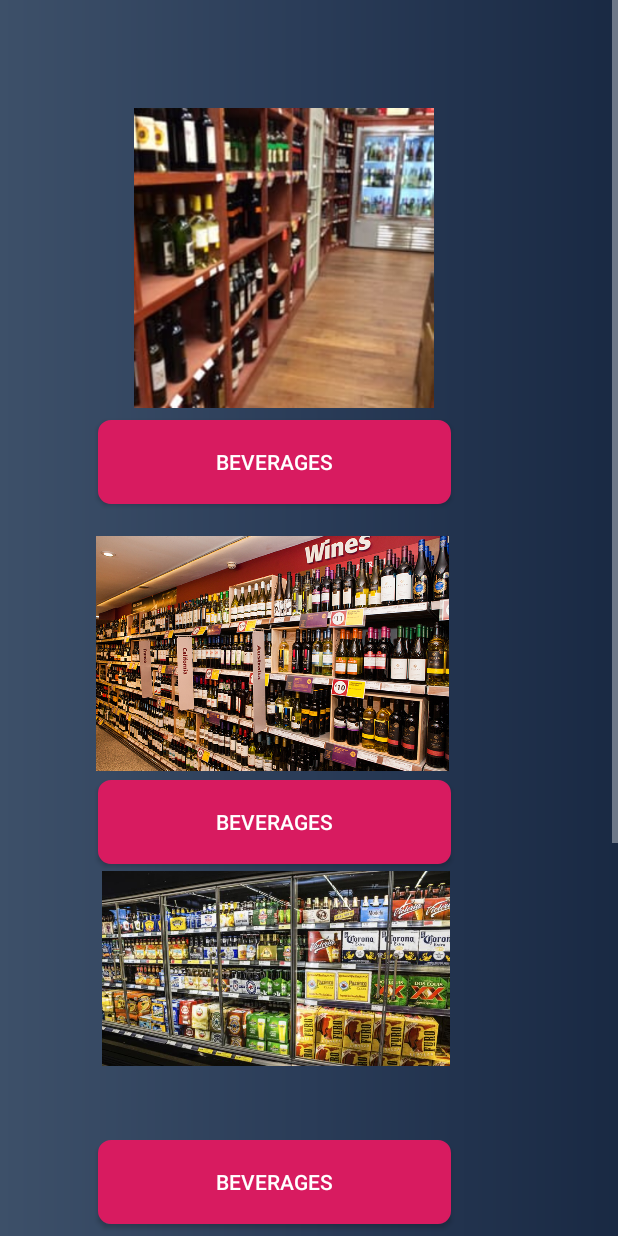
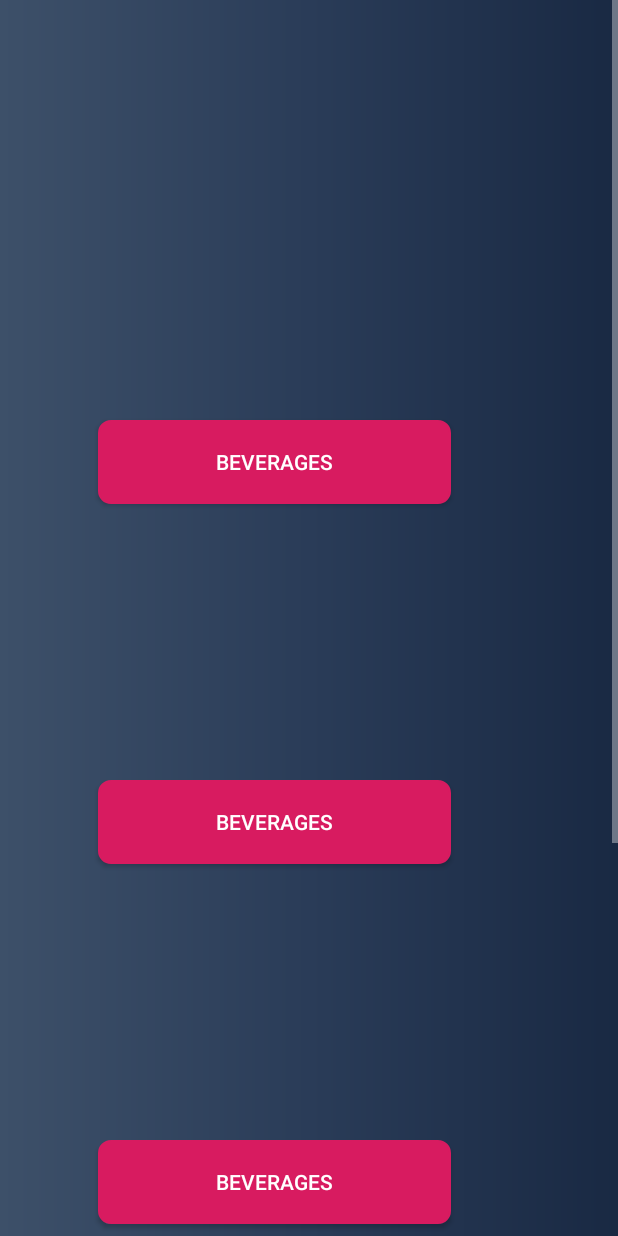
Before and after one commit to CrowMcM/projectTeam, an Android app: the ProfileActivity screen opened directly, with no data from a screen before it, on a phone screen of 412 x 824 dp. Run offline under Robolectric (Android 15) with nearby library versions, the phone set to English and light mode, and no system bars; our stand-ins replace Firebase (no records; nobody signed in at launch, a user with empty details on screens opened directly).

Commit message:
removed  images to replace with generic placeholder

```diff
--- a/app/src/main/res/layout/activity_profile.xml
+++ b/app/src/main/res/layout/activity_profile.xml
@@ -78,51 +78,6 @@
                 app:layout_constraintStart_toStartOf="parent"
                 app:layout_constraintTop_toTopOf="parent" />
 
-            <ImageView
-                android:id="@+id/offlic1"
-                android:layout_width="wrap_content"
-                android:layout_height="200dp"
-                android:layout_marginStart="64dp"
-                android:layout_marginLeft="64dp"
-                android:layout_marginBottom="8dp"
-                android:layout_gravity="center_horizontal"
-                app:layout_constraintBottom_toTopOf="@+id/beverageBTN2"
-                app:layout_constraintStart_toStartOf="parent"
-                app:srcCompat="@drawable/offlicence"
-                />
-
-            <ImageView
-                android:id="@+id/offli2"
-                android:layout_width="235dp"
-                android:layout_height="183dp"
-                android:layout_marginStart="64dp"
-                android:layout_marginLeft="64dp"
-                android:layout_marginTop="8dp"
-                app:layout_constraintStart_toStartOf="parent"
-                app:layout_constraintTop_toBottomOf="@+id/beverageBTN2"
-                app:srcCompat="@drawable/licence" />
-
-            <ImageView
-                android:id="@+id/imageView6"
-                android:layout_width="232dp"
-                android:layout_height="139dp"
-                android:layout_marginStart="68dp"
-                android:layout_marginLeft="68dp"
-                app:layout_constraintStart_toStartOf="parent"
-                app:layout_constraintTop_toBottomOf="@+id/beverageBTN3"
-                app:srcCompat="@drawable/ol" />
-
-            <ImageView
-                android:id="@+id/imageView13"
-                android:layout_width="271dp"
-                android:layout_height="173dp"
-                android:layout_marginStart="52dp"
-                android:layout_marginLeft="52dp"
-                android:layout_marginTop="8dp"
-                app:layout_constraintStart_toStartOf="parent"
-                app:layout_constraintTop_toBottomOf="@+id/beverageBTN"
-                app:srcCompat="@drawable/off" />
-
         </android.support.constraint.ConstraintLayout>
     </ScrollView>
 
```
